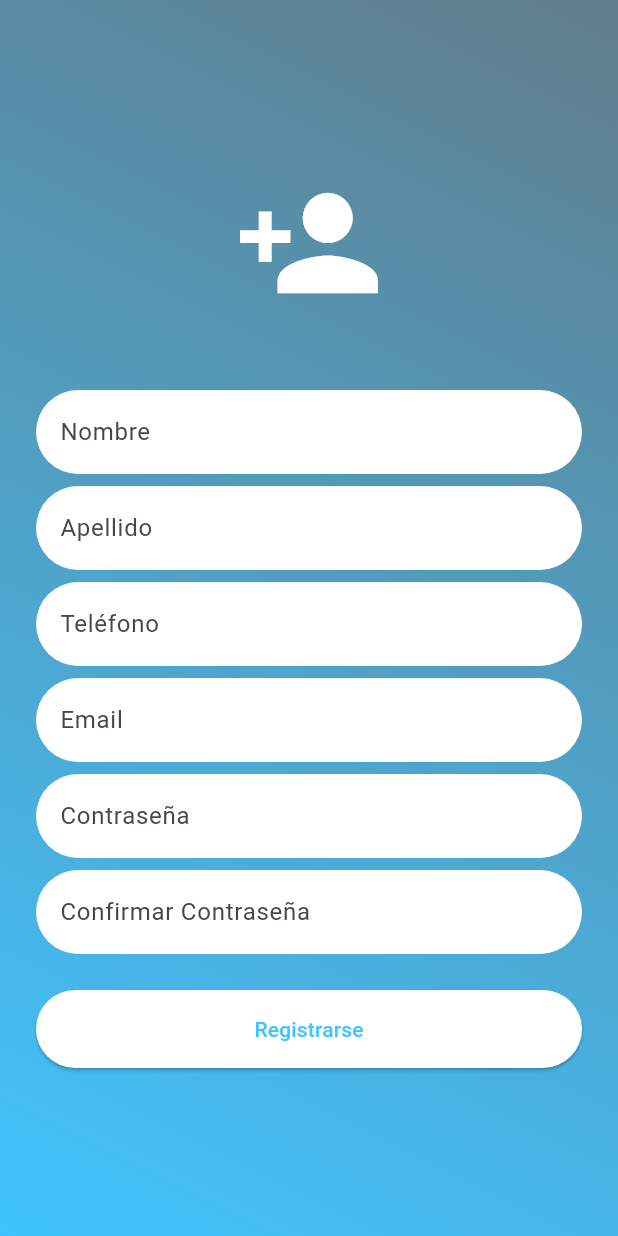
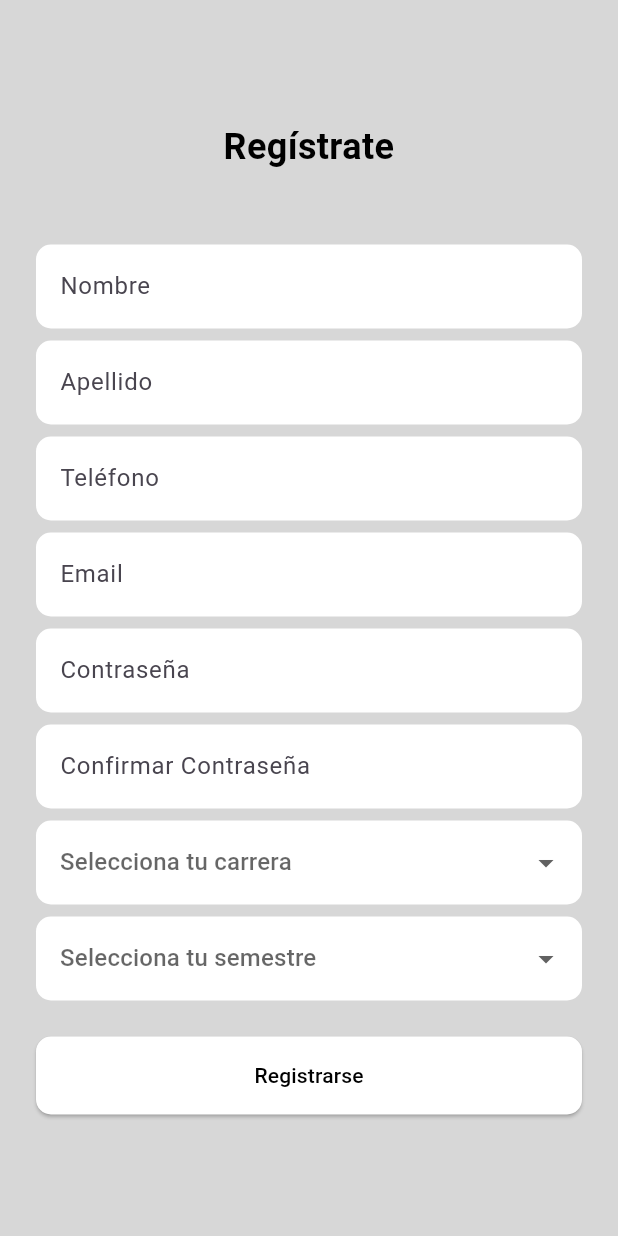
Before and after one commit to StrixS0/StudyBuddy, a Flutter app: the screen it shows after launch, after a tap on "¿No tienes una cuenta? Regístrate", on a phone screen of 412 x 824 dp. Run offline on Flutter 3.47's test engine with Material 3 defaults, Android fonts, the phone set to English and light mode, and no system bars; our stand-ins replace cloud_firestore, firebase_auth, firebase_core; accounts and stored records are empty; network calls fail.

Commit message:
login y registro

```diff
--- a/lib/auth_page.dart
+++ b/lib/auth_page.dart
@@ -1,7 +1,7 @@
 import "package:firebase_auth/firebase_auth.dart";
 import "package:flutter/material.dart";
-import "package:pia_moviles/home_page.dart";
-import "package:pia_moviles/login.dart";
+import "package:pia_moviles/pages/home_page.dart";
+import "package:pia_moviles/pages/login.dart";
 
 class AuthPage extends StatelessWidget {
   const AuthPage({super.key});
@@ -15,7 +15,7 @@ class AuthPage extends StatelessWidget {
         if (snapshot.hasData) {
           return HomePage();
         } else {
-          return LoginScreen();
+          return const LoginScreen();
         }
       },
     ));
--- a/lib/main.dart
+++ b/lib/main.dart
@@ -1,15 +1,18 @@
 import 'package:flutter/material.dart';
 import 'package:pia_moviles/auth_page.dart';
-import 'login.dart'; // Asegúrate de importar el archivo login.dart correctamente
+// Asegúrate de importar el archivo login.dart correctamente
 import 'package:firebase_core/firebase_core.dart';
 import 'firebase_options.dart';
+import 'package:cloud_firestore/cloud_firestore.dart';
 
+final CollectionReference _collectionReference =
+    FirebaseFirestore.instance.collection('usuarios');
 void main() async {
   WidgetsFlutterBinding.ensureInitialized();
   await Firebase.initializeApp(
     options: DefaultFirebaseOptions.currentPlatform,
   );
-  runApp(MyApp());
+  runApp(const MyApp());
 }
 
 class MyApp extends StatelessWidget {
--- a/lib/home_page.dart
+++ b/lib/pages/home_page.dart
@@ -13,12 +13,12 @@ class HomePage extends StatelessWidget {
   Widget build(BuildContext context) {
     return Scaffold(
       appBar: AppBar(actions: [
-        IconButton(onPressed: signUserOut, icon: Icon(Icons.logout))
+        IconButton(onPressed: signUserOut, icon: const Icon(Icons.logout))
       ]),
       body: Center(
         child: Text(
-          'Logged In as ' + user.email!,
-          style: TextStyle(fontSize: 20),
+          'Hola ${user.email!}',
+          style: const TextStyle(fontSize: 20),
         ),
       ),
     );
--- a/lib/login.dart
+++ b/lib/pages/login.dart
@@ -1,10 +1,12 @@
 import 'package:firebase_auth/firebase_auth.dart';
 import 'package:flutter/material.dart';
-import 'package:pia_moviles/register.dart';
+import 'package:pia_moviles/pages/register.dart';
 
-void main() => runApp(MyApp());
+void main() => runApp(const MyApp());
 
 class MyApp extends StatelessWidget {
+  const MyApp({super.key});
+
   @override
   Widget build(BuildContext context) {
     return MaterialApp(
@@ -12,12 +14,14 @@ class MyApp extends StatelessWidget {
       theme: ThemeData(
         primarySwatch: Colors.blue,
       ),
-      home: LoginScreen(),
+      home: const LoginScreen(),
     );
   }
 }
 
 class LoginScreen extends StatefulWidget {
+  const LoginScreen({super.key});
+
   @override
   State<LoginScreen> createState() => _LoginScreenState();
 }
@@ -57,11 +61,9 @@ class _LoginScreenState extends State<LoginScreen> {
       Navigator.pop(context);
       var errorMessage = 'Ocurrió un error al iniciar sesión';
       if (e.code == 'user-not-found') {
-        print("No usuario");
         errorMessage = 'No se encontró un usuario con ese email.';
       } else if (e.code == 'wrong-password') {
         errorMessage = 'Contraseña incorrecta';
-        print("password mala pa");
       }
       ScaffoldMessenger.of(context).showSnackBar(
         SnackBar(
@@ -76,26 +78,27 @@ class _LoginScreenState extends State<LoginScreen> {
   Widget build(BuildContext context) {
     return Scaffold(
       body: Container(
-        decoration: BoxDecoration(
+        decoration: const BoxDecoration(
           gradient: LinearGradient(
             begin: Alignment.topRight,
             end: Alignment.bottomLeft,
             colors: [
               Color.fromARGB(255, 47, 47, 47),
-              const Color.fromARGB(255, 204, 204, 204)
+              Color.fromARGB(255, 204, 204, 204)
             ],
           ),
         ),
         child: Center(
           child: SingleChildScrollView(
             child: Padding(
-              padding: EdgeInsets.symmetric(horizontal: 24.0),
+              padding: const EdgeInsets.symmetric(horizontal: 24.0),
               child: Column(
                 mainAxisAlignment: MainAxisAlignment.center,
                 crossAxisAlignment: CrossAxisAlignment.stretch,
                 children: <Widget>[
-                  Icon(Icons.account_circle, size: 100.0, color: Colors.white),
-                  SizedBox(height: 48.0),
+                  const Icon(Icons.account_circle,
+                      size: 100.0, color: Colors.white),
+                  const SizedBox(height: 48.0),
                   TextField(
                     controller: emailController,
                     decoration: InputDecoration(
@@ -108,7 +111,7 @@ class _LoginScreenState extends State<LoginScreen> {
                       ),
                     ),
                   ),
-                  SizedBox(height: 8.0),
+                  const SizedBox(height: 8.0),
                   TextField(
                     controller: passwordController,
                     obscureText: true,
@@ -122,9 +125,8 @@ class _LoginScreenState extends State<LoginScreen> {
                       ),
                     ),
                   ),
-                  SizedBox(height: 24.0),
+                  const SizedBox(height: 24.0),
                   ElevatedButton(
-                    child: Text('Iniciar Sesión'),
                     onPressed: () => signUserIn(context),
                     style: ElevatedButton.styleFrom(
                       backgroundColor:
@@ -134,20 +136,21 @@ class _LoginScreenState extends State<LoginScreen> {
                       shape: RoundedRectangleBorder(
                         borderRadius: BorderRadius.circular(10.0),
                       ),
-                      padding: EdgeInsets.symmetric(vertical: 16.0),
+                      padding: const EdgeInsets.symmetric(vertical: 16.0),
                     ),
+                    child: const Text('Iniciar Sesión'),
                   ),
-                  SizedBox(height: 8.0),
+                  const SizedBox(height: 8.0),
                   TextButton(
-                    child: Text('¿No tienes una cuenta? Regístrate'),
                     onPressed: () {
                       // Aquí podrías navegar a la pantalla de registro
-                      Navigator.of(context).push(
-                          MaterialPageRoute(builder: (_) => RegisterScreen()));
+                      Navigator.of(context).push(MaterialPageRoute(
+                          builder: (_) => const RegisterScreen()));
                     },
                     style: TextButton.styleFrom(
                       backgroundColor: Colors.white70,
                     ),
+                    child: const Text('¿No tienes una cuenta? Regístrate'),
                   ),
                 ],
               ),
--- /dev/null
+++ b/lib/pages/register.dart
@@ -0,0 +1,291 @@
+import 'package:cloud_firestore/cloud_firestore.dart';
+import 'package:firebase_auth/firebase_auth.dart';
+import 'package:flutter/material.dart';
+import 'home_page.dart'; // Asegúrate de que esta ruta sea correcta para tu proyecto
+
+class RegisterScreen extends StatefulWidget {
+  const RegisterScreen({Key? key}) : super(key: key);
+
+  @override
+  _RegisterScreenState createState() => _RegisterScreenState();
+}
+
+class _RegisterScreenState extends State<RegisterScreen> {
+  final FirebaseAuth _auth = FirebaseAuth.instance;
+  final TextEditingController emailController = TextEditingController();
+  final TextEditingController passwordController = TextEditingController();
+  final TextEditingController confirmPasswordController =
+      TextEditingController();
+  final TextEditingController firstNameController = TextEditingController();
+  final TextEditingController lastNameController = TextEditingController();
+  final TextEditingController phoneController = TextEditingController();
+
+  String? selectedCarrera;
+  String? selectedSemestre;
+
+  final List<String> carreras = [
+    "Ingeniero Administrador de Sistemas",
+    "Ingeniero Biomédico",
+    "Ingeniero en Aeronáutica",
+    "Ingeniero en Electrónica y Automatización",
+    "Ingeniero en Electrónica y Comunicaciones",
+    "Ingeniero en Manufactura",
+    "Ingeniero en Materiales",
+    "Ingeniero en Mecatrónica",
+    "Ingeniero en Tecnología de Software",
+    "Ingeniero Mecánico Administrador",
+    "Ingeniero Mecánico Electricista",
+  ];
+
+  final List<String> semestres = [
+    '1er Semestre',
+    '2do Semestre',
+    '3er Semestre',
+    '4to Semestre',
+    '5to Semestre',
+    '6to Semestre',
+    '7mo Semestre',
+    '8vo Semestre',
+    '9no Semestre',
+    '10mo Semestre'
+  ];
+
+  @override
+  void dispose() {
+    emailController.dispose();
+    passwordController.dispose();
+    confirmPasswordController.dispose();
+    firstNameController.dispose();
+    lastNameController.dispose();
+    phoneController.dispose();
+    super.dispose();
+  }
+
+  Future<void> _registerUser() async {
+    if (passwordController.text != confirmPasswordController.text) {
+      ScaffoldMessenger.of(context).showSnackBar(
+          const SnackBar(content: Text("Las contraseñas no coinciden.")));
+      return;
+    }
+
+    try {
+      final UserCredential userCredential =
+          await _auth.createUserWithEmailAndPassword(
+        email: emailController.text.trim(),
+        password: passwordController.text.trim(),
+      );
+
+      if (userCredential.user != null) {
+        await FirebaseFirestore.instance
+            .collection('usuarios')
+            .doc(userCredential.user!.uid)
+            .set({
+          'nombre': firstNameController.text.trim(),
+          'apellido': lastNameController.text.trim(),
+          'telefono': phoneController.text.trim(),
+          'carrera': selectedCarrera,
+          'semestre': selectedSemestre,
+        });
+
+        Navigator.of(context)
+            .pushReplacement(MaterialPageRoute(builder: (_) => HomePage()));
+      }
+    } on FirebaseAuthException catch (e) {
+      Navigator.pop(context); // Cierra cualquier diálogo/modal abierto
+      String errorMessage =
+          "Ocurrió un error al registrar. Por favor, inténtelo de nuevo.";
+      if (e.code == 'weak-password') {
+        errorMessage = "La contraseña proporcionada es demasiado débil.";
+      } else if (e.code == 'email-already-in-use') {
+        errorMessage = "Ya existe una cuenta con este correo electrónico.";
+      }
+
+      ScaffoldMessenger.of(context)
+          .showSnackBar(SnackBar(content: Text(errorMessage)));
+    }
+  }
+
+  @override
+  Widget build(BuildContext context) {
+    return Scaffold(
+      body: Container(
+        decoration: const BoxDecoration(
+          gradient: LinearGradient(
+            begin: Alignment.topRight,
+            end: Alignment.bottomLeft,
+            colors: [
+              Color.fromARGB(255, 215, 215, 215),
+              Color.fromARGB(255, 215, 215, 215)
+            ],
+          ),
+        ),
+        child: Center(
+          child: SingleChildScrollView(
+            child: Padding(
+              padding: const EdgeInsets.symmetric(horizontal: 24.0),
+              child: Column(
+                mainAxisAlignment: MainAxisAlignment.center,
+                crossAxisAlignment: CrossAxisAlignment.stretch,
+                children: <Widget>[
+                  const Text(
+                    'Regístrate',
+                    textAlign: TextAlign.center,
+                    style: TextStyle(
+                        fontSize: 24.0,
+                        fontWeight: FontWeight.bold,
+                        color: Color.fromARGB(255, 0, 0, 0)),
+                  ),
+                  const SizedBox(height: 48.0),
+                  TextField(
+                    controller: firstNameController,
+                    decoration: InputDecoration(
+                      hintText: 'Nombre',
+                      filled: true,
+                      fillColor: Colors.white,
+                      border: OutlineInputBorder(
+                        borderRadius: BorderRadius.circular(10.0),
+                        borderSide: BorderSide.none,
+                      ),
+                    ),
+                  ),
+                  const SizedBox(height: 8.0),
+                  TextField(
+                    controller: lastNameController,
+                    decoration: InputDecoration(
+                      hintText: 'Apellido',
+                      filled: true,
+                      fillColor: Colors.white,
+                      border: OutlineInputBorder(
+                        borderRadius: BorderRadius.circular(10.0),
+                        borderSide: BorderSide.none,
+                      ),
+                    ),
+                  ),
+                  const SizedBox(height: 8.0),
+                  TextField(
+                    controller: phoneController,
+                    keyboardType: TextInputType.phone,
+                    decoration: InputDecoration(
+                      hintText: 'Teléfono',
+                      filled: true,
+                      fillColor: Colors.white,
+                      border: OutlineInputBorder(
+                        borderRadius: BorderRadius.circular(10.0),
+                        borderSide: BorderSide.none,
+                      ),
+                    ),
+                  ),
+                  const SizedBox(height: 8.0),
+                  TextField(
+                    controller: emailController,
+                    keyboardType: TextInputType.emailAddress,
+                    decoration: InputDecoration(
+                      hintText: 'Email',
+                      filled: true,
+                      fillColor: Colors.white,
+                      border: OutlineInputBorder(
+                        borderRadius: BorderRadius.circular(10.0),
+                        borderSide: BorderSide.none,
+                      ),
+                    ),
+                  ),
+                  const SizedBox(height: 8.0),
+                  TextField(
+                    controller: passwordController,
+                    obscureText: true,
+                    decoration: InputDecoration(
+                      hintText: 'Contraseña',
+                      filled: true,
+                      fillColor: Colors.white,
+                      border: OutlineInputBorder(
+                        borderRadius: BorderRadius.circular(10.0),
+                        borderSide: BorderSide.none,
+                      ),
+                    ),
+                  ),
+                  const SizedBox(height: 8.0),
+                  TextField(
+                    controller: confirmPasswordController,
+                    obscureText: true,
+                    decoration: InputDecoration(
+                      hintText: 'Confirmar Contraseña',
+                      filled: true,
+                      fillColor: Colors.white,
+                      border: OutlineInputBorder(
+                        borderRadius: BorderRadius.circular(10.0),
+                        borderSide: BorderSide.none,
+                      ),
+                    ),
+                  ),
+                  const SizedBox(height: 8.0),
+                  DropdownButtonFormField<String>(
+                    value: selectedCarrera,
+                    hint: const Text('Selecciona tu carrera'),
+                    items:
+                        carreras.map<DropdownMenuItem<String>>((String value) {
+                      return DropdownMenuItem<String>(
+                        value: value,
+                        child: Text(value),
+                      );
+                    }).toList(),
+                    onChanged: (newValue) {
+                      setState(() {
+                        selectedCarrera = newValue;
+                      });
+                    },
+                    decoration: InputDecoration(
+                      filled: true,
+                      fillColor: Colors.white,
+                      border: OutlineInputBorder(
+                        borderRadius: BorderRadius.circular(10.0),
+                        borderSide: BorderSide.none,
+                      ),
+                    ),
+                  ),
+                  const SizedBox(height: 8.0),
+                  DropdownButtonFormField<String>(
+                    value: selectedSemestre,
+                    hint: const Text('Selecciona tu semestre'),
+                    items:
+                        semestres.map<DropdownMenuItem<String>>((String value) {
+                      return DropdownMenuItem<String>(
+                        value: value,
+                        child: Text(value),
+                      );
+                    }).toList(),
+                    onChanged: (newValue) {
+                      setState(() {
+                        selectedSemestre = newValue;
+                      });
+                    },
+                    decoration: InputDecoration(
+                      filled: true,
+                      fillColor: Colors.white,
+                      border: OutlineInputBorder(
+                        borderRadius: BorderRadius.circular(10.0),
+                        borderSide: BorderSide.none,
+                      ),
+                    ),
+                  ),
+                  const SizedBox(height: 24.0),
+                  ElevatedButton(
+                    onPressed: _registerUser,
+                    style: ElevatedButton.styleFrom(
+                      backgroundColor: Colors.white,
+                      foregroundColor: Colors.black,
+                      shape: RoundedRectangleBorder(
+                        borderRadius: BorderRadius.circular(10.0),
+                      ),
+                      padding: const EdgeInsets.symmetric(vertical: 16.0),
+                    ),
+                    child: const Text('Registrarse'),
+                  ),
+                ],
+              ),
+            ),
+          ),
+        ),
+      ),
+    );
+  }
+}
--- a/lib/register.dart
+++ /dev/null
@@ -1,142 +0,0 @@
-import 'package:flutter/material.dart';
-
-class RegisterScreen extends StatefulWidget {
-  @override
-  _RegisterScreenState createState() => _RegisterScreenState();
-}
-
-class _RegisterScreenState extends State<RegisterScreen> {
-  final TextEditingController emailController = TextEditingController();
-  final TextEditingController passwordController = TextEditingController();
-  final TextEditingController confirmPasswordController =
-      TextEditingController();
-  final TextEditingController firstNameController = TextEditingController();
-  final TextEditingController lastNameController = TextEditingController();
-  final TextEditingController phoneController = TextEditingController();
-
-  @override
-  Widget build(BuildContext context) {
-    return Scaffold(
-      body: Container(
-        decoration: BoxDecoration(
-          gradient: LinearGradient(
-            begin: Alignment.topRight,
-            end: Alignment.bottomLeft,
-            colors: [Colors.blueGrey, Colors.lightBlueAccent],
-          ),
-        ),
-        child: Center(
-          child: SingleChildScrollView(
-            child: Padding(
-              padding: EdgeInsets.symmetric(horizontal: 24.0),
-              child: Column(
-                mainAxisAlignment: MainAxisAlignment.center,
-                crossAxisAlignment: CrossAxisAlignment.stretch,
-                children: <Widget>[
-                  Icon(Icons.person_add, size: 100.0, color: Colors.white),
-                  SizedBox(height: 48.0),
-                  TextField(
-                    controller: firstNameController,
-                    decoration: InputDecoration(
-                      hintText: 'Nombre',
-                      filled: true,
-                      fillColor: Colors.white,
-                      border: OutlineInputBorder(
-                        borderRadius: BorderRadius.circular(30.0),
-                        borderSide: BorderSide.none,
-                      ),
-                    ),
-                  ),
-                  SizedBox(height: 8.0),
-                  TextField(
-                    controller: lastNameController,
-                    decoration: InputDecoration(
-                      hintText: 'Apellido',
-                      filled: true,
-                      fillColor: Colors.white,
-                      border: OutlineInputBorder(
-                        borderRadius: BorderRadius.circular(30.0),
-                        borderSide: BorderSide.none,
-                      ),
-                    ),
-                  ),
-                  SizedBox(height: 8.0),
-                  TextField(
-                    controller: phoneController,
-                    decoration: InputDecoration(
-                      hintText: 'Teléfono',
-                      filled: true,
-                      fillColor: Colors.white,
-                      border: OutlineInputBorder(
-                        borderRadius: BorderRadius.circular(30.0),
-                        borderSide: BorderSide.none,
-                      ),
-                    ),
-                    keyboardType: TextInputType.phone,
-                  ),
-                  SizedBox(height: 8.0),
-                  TextField(
-                    controller: emailController,
-                    decoration: InputDecoration(
-                      hintText: 'Email',
-                      filled: true,
-                      fillColor: Colors.white,
-                      border: OutlineInputBorder(
-                        borderRadius: BorderRadius.circular(30.0),
-                        borderSide: BorderSide.none,
-                      ),
-                    ),
-                    keyboardType: TextInputType.emailAddress,
-                  ),
-                  SizedBox(height: 8.0),
-                  TextField(
-                    controller: passwordController,
-                    obscureText: true,
-                    decoration: InputDecoration(
-                      hintText: 'Contraseña',
-                      filled: true,
-                      fillColor: Colors.white,
-                      border: OutlineInputBorder(
-                        borderRadius: BorderRadius.circular(30.0),
-                        borderSide: BorderSide.none,
-                      ),
-                    ),
-                  ),
-                  SizedBox(height: 8.0),
-                  TextField(
-                    controller: confirmPasswordController,
-                    obscureText: true,
-                    decoration: InputDecoration(
-                      hintText: 'Confirmar Contraseña',
-                      filled: true,
-                      fillColor: Colors.white,
-                      border: OutlineInputBorder(
-                        borderRadius: BorderRadius.circular(30.0),
-                        borderSide: BorderSide.none,
-                      ),
-                    ),
-                  ),
-                  SizedBox(height: 24.0),
-                  ElevatedButton(
-                    child: Text('Registrarse'),
-                    onPressed: () {
-                      // Aquí implementarías la lógica para registrar al usuario
-                    },
-                    style: ElevatedButton.styleFrom(
-                      backgroundColor: Colors.white,
-                      foregroundColor: Colors.lightBlueAccent,
-                      shape: RoundedRectangleBorder(
-                        borderRadius: BorderRadius.circular(30.0),
-                      ),
-                      padding: EdgeInsets.symmetric(vertical: 16.0),
-                    ),
-                  ),
-                ],
-              ),
-            ),
-          ),
-        ),
-      ),
-    );
-  }
-}
--- a/pubspec.yaml
+++ b/pubspec.yaml
@@ -37,6 +37,7 @@ dependencies:
   cupertino_icons: ^1.0.6
   firebase_core: ^2.24.2
   firebase_auth: ^4.16.0
+  cloud_firestore: ^4.14.0
 
 dev_dependencies:
   flutter_test:
```
Also changed, not shown: pubspec.lock, 5 other files.
